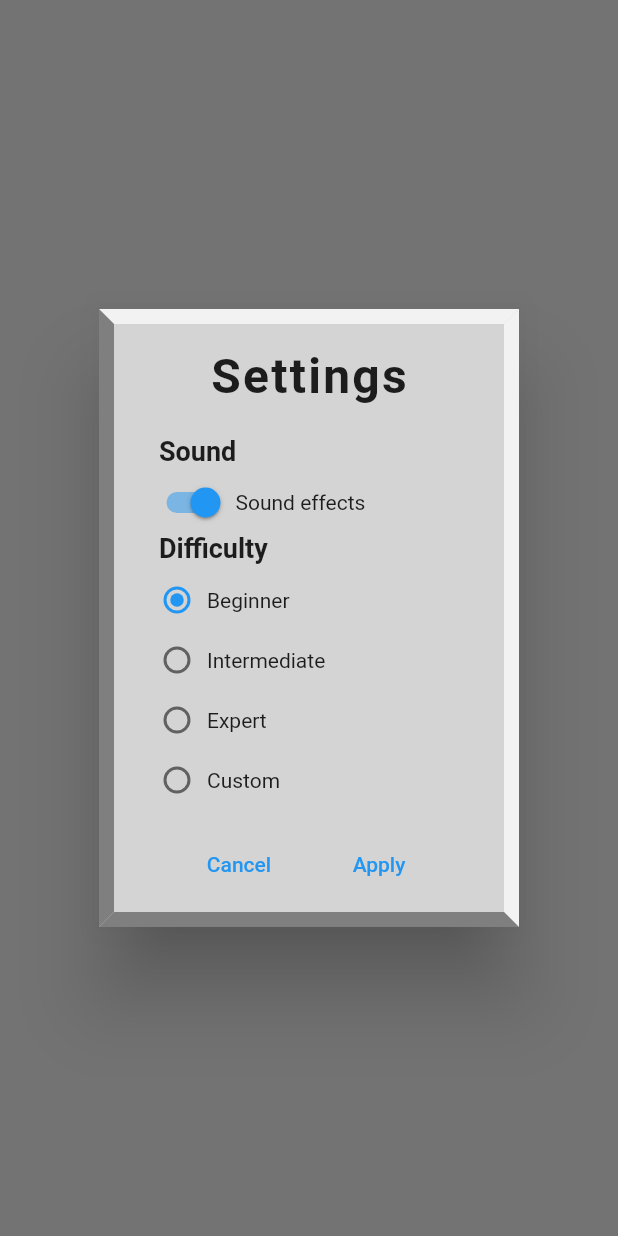
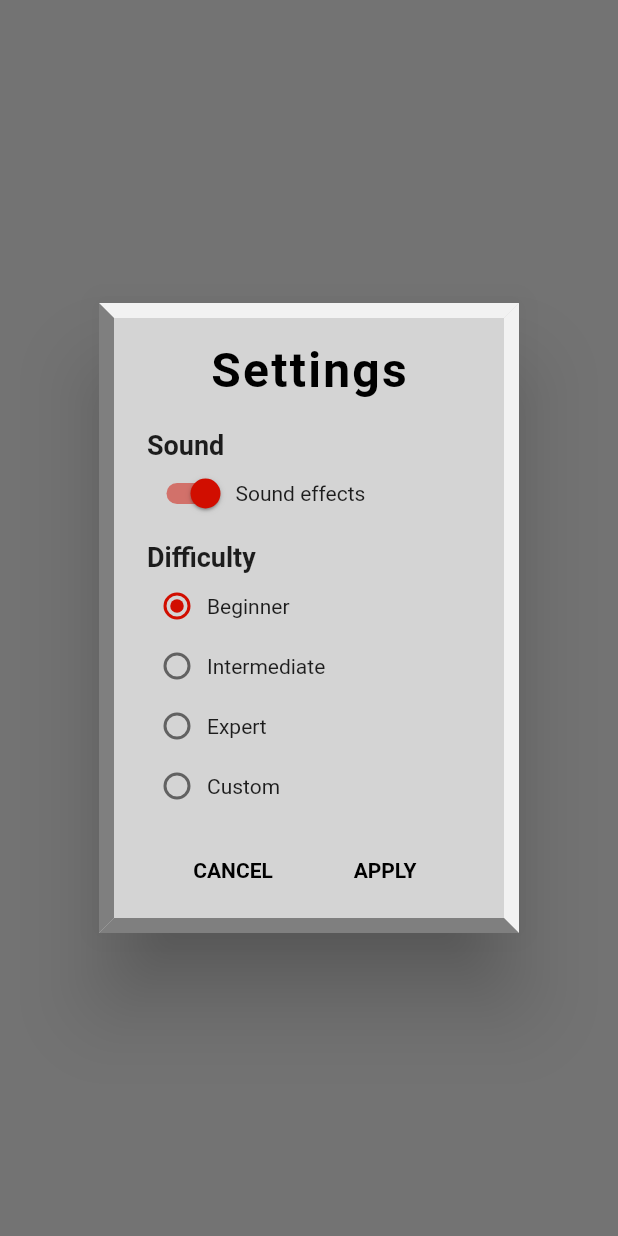
Before and after one commit to nizioleque/nagasaki, a Flutter app: what openSettings() shows on an empty page, opened directly, on a phone screen of 412 x 824 dp. Run offline on Flutter 3.47's test engine with Material 2 defaults, Android fonts, the phone set to English and light mode, and no system bars; our stand-ins replace audioplayers, google_fonts, shared_preferences; accounts and stored records are empty; Roboto replaces fonts that are missing (Oxanium).

Commit message:
Updated settings/dialog design

```diff
--- a/lib/constants.dart
+++ b/lib/constants.dart
@@ -5,4 +5,7 @@ class Constants {
   static const backgroundColor = Color(0xFFD4D4D4);
   static const borderTopColor = Color(0xffF2F2F2);
   static const borderBottomColor = Color(0xff7F7F7F);
+  static const gameLoseColor = Colors.red;
+  static const gameWinColor = Colors.green;
+  static const settingsAccentColor = Color.fromARGB(255, 209, 14, 0);
 }
--- a/lib/end_dialog.dart
+++ b/lib/end_dialog.dart
@@ -1,5 +1,6 @@
 import 'package:flutter/material.dart';
 
+import 'constants.dart';
 import 'grid.dart';
 import 'widgets/dialog.dart';
 
@@ -14,6 +15,7 @@ Future<bool> showEndGameDialog(
       // borderTopColor: Color(0xffff8080),
       // borderBottomColor: Color(0xffff6666),
       title: success ? "You won!" : "You lost!",
+      titleColor: success ? Constants.gameWinColor : Constants.gameLoseColor,
       content: Column(
         children: [
           CustomDialogRow(
@@ -35,19 +37,20 @@ Future<bool> showEndGameDialog(
         ],
       ),
       actions: [
-        TextButton(
+        CustomDialogTextButton(
           onPressed: () {
             Navigator.of(context).pop();
           },
-          child: const Text("Close"),
+          text: "Close",
         ),
-        TextButton(
+        CustomDialogTextButton(
           onPressed: () {
             // new game
             newGame = true;
             Navigator.of(context).pop();
           },
-          child: const Text("New Game"),
+          text: "New Game",
+          accented: true,
         ),
       ],
     ),
--- a/lib/settings.dart
+++ b/lib/settings.dart
@@ -101,13 +101,14 @@ class Settings {
           child: dialogContent,
         ),
         actions: [
-          TextButton(
+          CustomDialogTextButton(
             onPressed: () {
               Navigator.of(context).pop();
             },
-            child: const Text("Cancel"),
+            text: "Cancel",
           ),
-          TextButton(
+          CustomDialogTextButton(
+            text: "Apply",
             onPressed: () {
               debugPrint(
                   'radioValue: $radioValue, currPref: ${currentPreferences!.radioOption}');
@@ -176,7 +177,6 @@ class Settings {
               // hide dialog
               if (canHide) Navigator.of(context).pop();
             },
-            child: const Text("Apply"),
           ),
         ],
       ),
@@ -221,7 +221,9 @@ class _SettingsDialogContentState extends State<SettingsDialogContent> {
       crossAxisAlignment: CrossAxisAlignment.start,
       children: [
         const SettingsDialogSectionHeader(text: "Sound"),
-        SettingsToggle(
+        Padding(
+          padding: const EdgeInsets.only(top: 2.0, bottom: 12.0),
+          child: SettingsToggle(
             label: "Sound effects",
             value: _soundOn!,
             onChanged: (bool newValue) {
@@ -231,8 +233,11 @@ class _SettingsDialogContentState extends State<SettingsDialogContent> {
               });
             },
           ),
+        ),
         const SettingsDialogSectionHeader(text: "Difficulty"),
-        DifficultyRadio(
+        Padding(
+          padding: const EdgeInsets.only(top: 2.0),
+          child: DifficultyRadio(
             label: 'Beginner',
             value: Difficulty.beginner,
             groupValue: _difficulty!,
@@ -242,6 +247,7 @@ class _SettingsDialogContentState extends State<SettingsDialogContent> {
                 _difficulty = newValue;
               });
             },
+          ),
         ),
         DifficultyRadio(
           label: 'Intermediate',
--- a/lib/widgets/dialog.dart
+++ b/lib/widgets/dialog.dart
@@ -2,6 +2,7 @@ import 'package:flutter/material.dart';
 
 import '../constants.dart';
 import '../helpers.dart';
+import '../settings.dart';
 
 class CustomDialog extends StatelessWidget {
   const CustomDialog({
@@ -9,6 +10,7 @@ class CustomDialog extends StatelessWidget {
     required this.title,
     required this.content,
     required this.actions,
+    this.titleColor = Colors.black,
     this.backgroundColor = Constants.backgroundColor,
     this.borderTopColor = Constants.borderTopColor,
     this.borderBottomColor = Constants.borderBottomColor,
@@ -18,6 +20,7 @@ class CustomDialog extends StatelessWidget {
   final Widget content;
   final List<Widget> actions;
 
+  final Color titleColor;
   final Color backgroundColor;
   final Color borderTopColor;
   final Color borderBottomColor;
@@ -46,10 +49,11 @@ class CustomDialog extends StatelessWidget {
                 padding: const EdgeInsets.all(8.0),
                 child: Text(
                   title,
-                  style: const TextStyle(
+                  style: TextStyle(
                     fontWeight: FontWeight.w700,
                     letterSpacing: 1.5,
                     fontSize: 32,
+                    color: titleColor,
                   ),
                 ),
               ),
@@ -106,3 +110,126 @@ class CustomDialogRow extends StatelessWidget {
     );
   }
 }
+
+class CustomDialogTextButton extends StatelessWidget {
+  const CustomDialogTextButton({
+    Key? key,
+    required this.onPressed,
+    required this.text,
+    this.accented = false,
+  }) : super(key: key);
+
+  final Function() onPressed;
+  final String text;
+  final bool accented;
+
+  @override
+  Widget build(BuildContext context) {
+    return MaterialButton(
+      onPressed: onPressed,
+      child: Text(text.toUpperCase(),
+          style: const TextStyle(
+            fontWeight: FontWeight.bold,
+            color: Colors.black,
+          )),
+    );
+  }
+}
+
+class SettingsDialogSectionHeader extends StatelessWidget {
+  const SettingsDialogSectionHeader({
+    Key? key,
+    required this.text,
+  }) : super(key: key);
+
+  final String text;
+
+  @override
+  Widget build(BuildContext context) {
+    return Padding(
+      padding: const EdgeInsets.fromLTRB(0, 0, 0, 0),
+      child: Text(
+        text,
+        style: const TextStyle(
+          fontSize: 18,
+          fontWeight: FontWeight.bold,
+        ),
+      ),
+    );
+  }
+}
+
+class DifficultyRadio extends StatelessWidget {
+  const DifficultyRadio({
+    Key? key,
+    required this.label,
+    required this.groupValue,
+    required this.value,
+    required this.onChanged,
+  }) : super(key: key);
+
+  final String label;
+  final Difficulty groupValue;
+  final Difficulty value;
+  final ValueChanged<Difficulty> onChanged;
+
+  @override
+  Widget build(BuildContext context) {
+    return InkWell(
+      onTap: () {
+        if (value != groupValue) {
+          onChanged(value);
+        }
+      },
+      child: Row(
+        children: <Widget>[
+          Radio<Difficulty>(
+            materialTapTargetSize: MaterialTapTargetSize.shrinkWrap,
+            groupValue: groupValue,
+            activeColor: Constants.settingsAccentColor,
+            value: value,
+            onChanged: (Difficulty? newValue) {
+              onChanged(newValue!);
+            },
+          ),
+          Text(label),
+        ],
+      ),
+    );
+  }
+}
+
+class SettingsToggle extends StatelessWidget {
+  const SettingsToggle({
+    Key? key,
+    required this.label,
+    required this.value,
+    required this.onChanged,
+  }) : super(key: key);
+
+  final String label;
+  final bool value;
+  final ValueChanged<bool> onChanged;
+
+  @override
+  Widget build(BuildContext context) {
+    return InkWell(
+      onTap: () {
+        onChanged(!value);
+      },
+      child: Row(
+        children: <Widget>[
+          Switch(
+            materialTapTargetSize: MaterialTapTargetSize.shrinkWrap,
+            value: value,
+            activeColor: Constants.settingsAccentColor,
+            onChanged: (bool newValue) {
+              onChanged(newValue);
+            },
+          ),
+          Text(label),
+        ],
+      ),
+    );
+  }
+}
--- a/lib/widgets/settings.dart
+++ b/lib/widgets/settings.dart
@@ -1,7 +1,5 @@
 import 'package:flutter/material.dart';
 import 'package:flutter/services.dart';
-
-import '../settings.dart';
 
 // settings dialog number fields
 class SettingsNumberField extends StatelessWidget {
@@ -33,108 +31,3 @@ class SettingsNumberField extends StatelessWidget {
     );
   }
 }
-
-class SettingsDialogSectionHeader extends StatelessWidget {
-  const SettingsDialogSectionHeader({
-    Key? key,
-    required this.text,
-  }) : super(key: key);
-
-  final String text;
-
-  @override
-  Widget build(BuildContext context) {
-    return Padding(
-      padding: const EdgeInsets.fromLTRB(8.0, 0, 0, 4.0),
-      child: Text(
-        text,
-        style: const TextStyle(
-          fontSize: 18,
-          fontWeight: FontWeight.bold,
-        ),
-      ),
-    );
-  }
-}
-
-class DifficultyRadio extends StatelessWidget {
-  const DifficultyRadio({
-    Key? key,
-    required this.label,
-    required this.groupValue,
-    required this.value,
-    required this.onChanged,
-  }) : super(key: key);
-
-  final String label;
-  final Difficulty groupValue;
-  final Difficulty value;
-  final ValueChanged<Difficulty> onChanged;
-
-  @override
-  Widget build(BuildContext context) {
-    return InkWell(
-      onTap: () {
-        if (value != groupValue) {
-          onChanged(value);
-        }
-      },
-      child: Row(
-        children: <Widget>[
-          Radio<Difficulty>(
-            materialTapTargetSize: MaterialTapTargetSize.shrinkWrap,
-            groupValue: groupValue,
-            value: value,
-            onChanged: (Difficulty? newValue) {
-              onChanged(newValue!);
-            },
-          ),
-          Text(label),
-        ],
-      ),
-    );
-  }
-}
-
-class SettingsToggle extends StatelessWidget {
-  const SettingsToggle({
-    Key? key,
-    required this.label,
-    required this.value,
-    required this.onChanged,
-  }) : super(key: key);
-
-  final String label;
-  final bool value;
-  final ValueChanged<bool> onChanged;
-
-  @override
-  Widget build(BuildContext context) {
-    return InkWell(
-      onTap: () {
-        onChanged(!value);
-      },
-      child: Row(
-        children: <Widget>[
-          // Radio<Difficulty>(
-          //   materialTapTargetSize: MaterialTapTargetSize.shrinkWrap,
-          //   groupValue: groupValue,
-          //   value: value,
-          //   onChanged: (Difficulty? newValue) {
-          //     onChanged(newValue!);
-          //   },
-          // ),
-          Switch(
-            materialTapTargetSize: MaterialTapTargetSize.shrinkWrap,
-            value: value,
-            onChanged: (bool newValue) {
-              onChanged(newValue);
-            },
-          ),
-
-          Text(label),
-        ],
-      ),
-    );
-  }
-}
```
Lines whose indentation alone changed are shown as unchanged.
